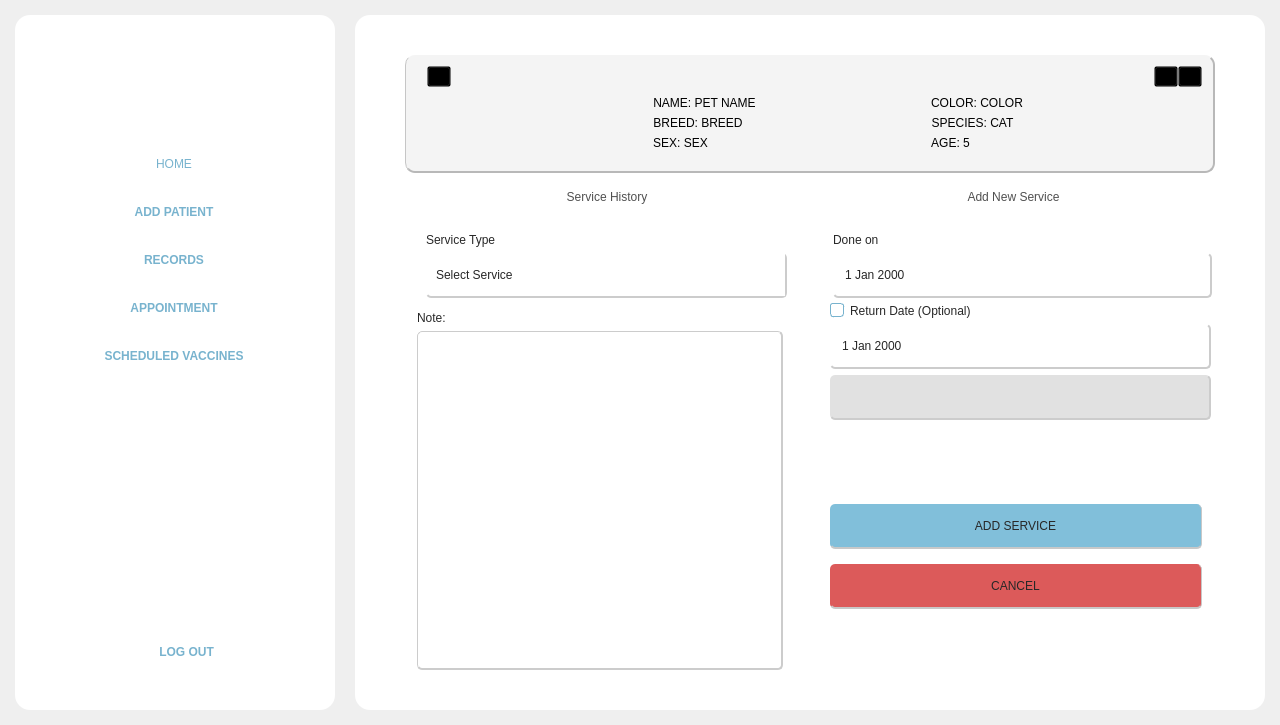
The window that Frontend/Home.ui (DreddVDomasian/Petmate-Desktop-Application) describes before a commit, drawn with Qt 5.
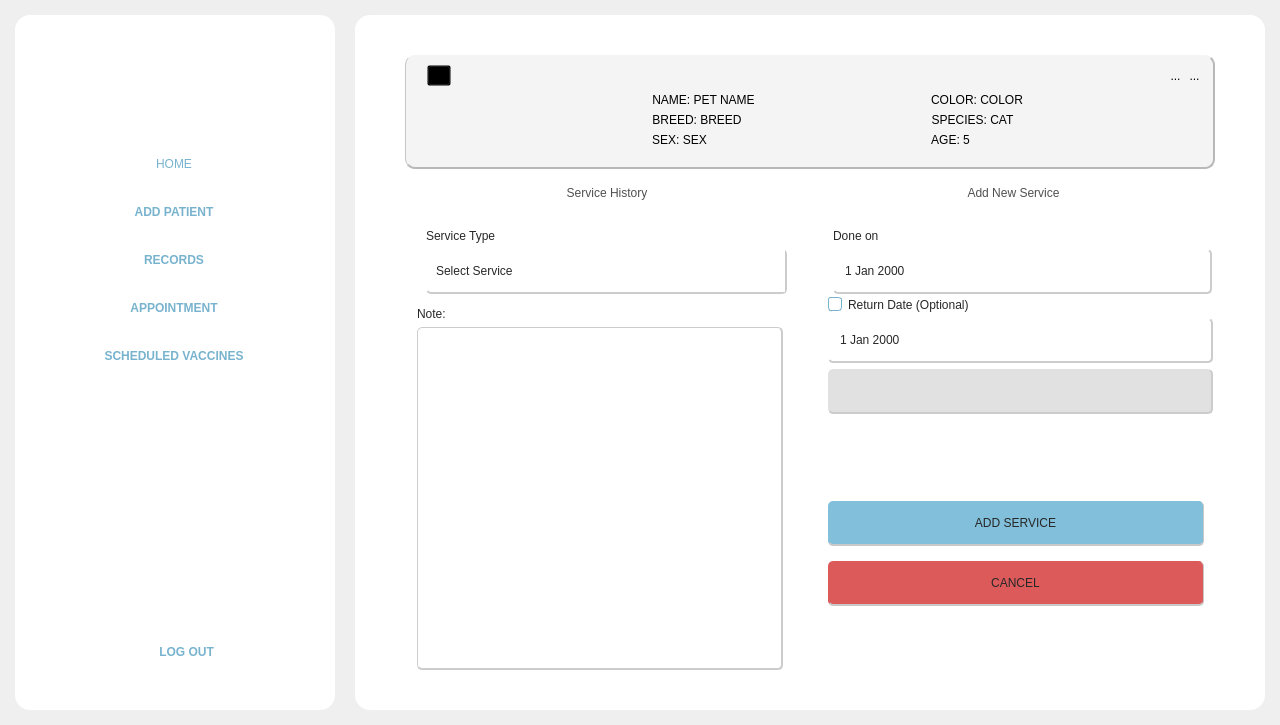
The same window after the commit. Icons and pictures are not drawn.

Commit message:
Refactor calendar styles and apply via Python
Moved QCalendarWidget styles from Home.ui to input_styles.py as calendar_style and applied them in app.py. Also added QframeStyle and set it in the main window. Updated Home.ui to remove redundant calendar styles and set border:none for relevant QFrames.

```diff
--- a/Frontend/Home.ui
+++ b/Frontend/Home.ui
@@ -7597,7 +7597,8 @@
                  <item row="1" column="2" alignment="Qt::AlignTop">
                   <widget class="QFrame" name="frame_52">
                    <property name="styleSheet">
-                    <string notr="true">background:transparent;</string>
+                    <string notr="true">background:transparent;
+border:none;</string>
                    </property>
                    <property name="frameShape">
                     <enum>QFrame::StyledPanel</enum>
@@ -7755,7 +7756,8 @@
                  <item row="0" column="2">
                   <widget class="QFrame" name="frame_55">
                    <property name="styleSheet">
-                    <string notr="true">background:transparent;</string>
+                    <string notr="true">background:transparent;
+border:none;</string>
                    </property>
                    <property name="frameShape">
                     <enum>QFrame::StyledPanel</enum>
@@ -8471,50 +8473,7 @@
     image: url(:/Icons/Icons/calendar.png);
     width: 30px;
     height: 30px;
-}
-
-
-QCalendarWidget {
-    background-color: white;
-    border: 1px solid gray;
-    border-radius: 8px;
-}
-
-QCalendarWidget QWidget#qt_calendar_navigationbar {
-    background-color: rgb(129, 191, 218);
-    border: none;
-}
-
-QCalendarWidget QToolButton {
-    font: 57 12pt &quot;Montserrat Medium&quot;;
-    color: rgb(39, 39, 39);
-    icon-size: 24px;
-    background-color: transparent;
-}
-
-QCalendarWidget QMenu {
-    background-color: white;
-}
-
-QCalendarWidget QSpinBox {
-    width: 70px;
-}
-QCalendarWidget QAbstractItemView:enabled {
-    font: 57 14pt &quot;Montserrat Medium&quot;;
-    color: black;
-    background-color: white;
-}
-
-
-
-QCalendarWidget QToolButton#qt_calendar_prevmonth {
-    qproperty-icon: url(:/Icons/Icons/left-arrow.png);
-}
-
-QCalendarWidget QToolButton#qt_calendar_nextmonth {
-    qproperty-icon: url(:/Icons/Icons/right-arrow.png);
-}
-</string>
+}</string>
                              </property>
                              <property name="accelerated">
                               <bool>false</bool>
@@ -8610,6 +8569,9 @@
                             <verstretch>0</verstretch>
                            </sizepolicy>
                           </property>
+                          <property name="styleSheet">
+                           <string notr="true">border:none;</string>
+                          </property>
                           <property name="frameShape">
                            <enum>QFrame::StyledPanel</enum>
                           </property>
@@ -8728,52 +8690,7 @@
     image: url(:/Icons/Icons/calendar.png);
     width: 30px;
     height: 30px;
-}
-
-
-QCalendarWidget {
-    background-color: white;
-    border: 1px solid gray;
-    border-radius: 8px;
-}
-
-QCalendarWidget QWidget#qt_calendar_navigationbar {
-    background-color: rgb(129, 191, 218);
-    border: none;
-}
-
-QCalendarWidget QToolButton {
-    font: 57 12pt &quot;Montserrat Medium&quot;;
-    color: rgb(39, 39, 39);
-    icon-size: 24px;
-    background-color: transparent;
-}
-
-QCalendarWidget QMenu {
-    background-color: white;
-}
-
-QCalendarWidget QSpinBox {
-    width: 70px;
-}
-
-QCalendarWidget QAbstractItemView:enabled {
-    font: 57 14pt &quot;Montserrat Medium&quot;;
-    color: black;
-    background-color: white;
-    selection-background-color: #86C5FF;
-    selection-color: black;
-}
-
-
-QCalendarWidget QToolButton#qt_calendar_prevmonth {
-    qproperty-icon: url(:/Icons/Icons/left-arrow.png);
-}
-
-QCalendarWidget QToolButton#qt_calendar_nextmonth {
-    qproperty-icon: url(:/Icons/Icons/right-arrow.png);
-}
-</string>
+}</string>
                                 </property>
                                 <property name="calendarPopup">
                                  <bool>true</bool>
```
The commit also changes 2 other files.
